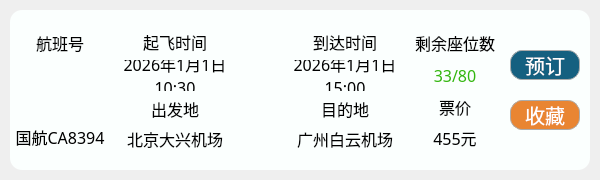
Above: FlightItemWidget.ui from ImmortalWatcher/Flient_Management before the change. Below: the same form after it.
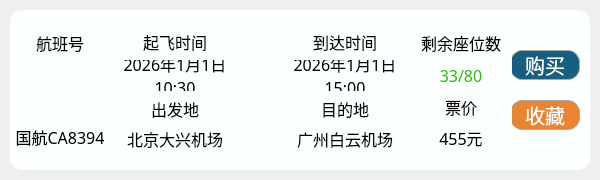
That is the form after the change. Icons and pictures are not drawn.

Commit message: 按钮名称变更

```diff
--- a/FlightItemWidget.ui
+++ b/FlightItemWidget.ui
@@ -61,7 +61,7 @@
 }</string>
     </property>
     <property name="text">
-     <string>预订</string>
+     <string>购买</string>
     </property>
    </widget>
    <widget class="QPushButton" name="collectBtn">
@@ -301,7 +301,7 @@
      <rect>
       <x>400</x>
       <y>20</y>
-      <width>90</width>
+      <width>102</width>
       <height>121</height>
      </rect>
     </property>
```
